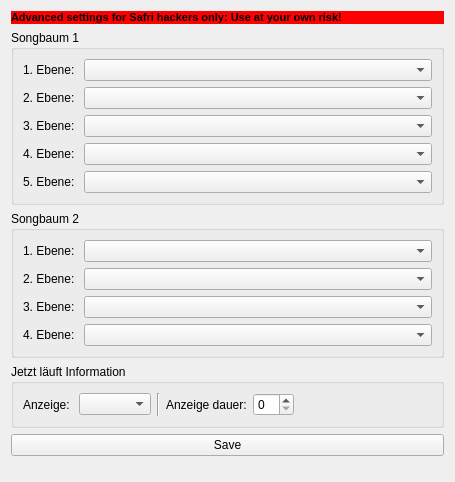
Old version of the form src/viewsmw.ui in the repository safri-framework/safri-player.
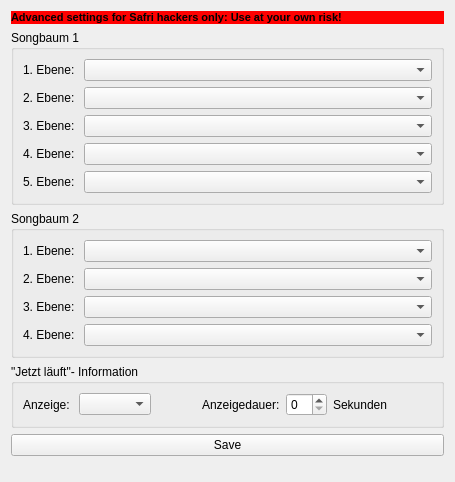
New version of the form.

Diff of the .ui file:
```diff
--- a/src/viewsmw.ui
+++ b/src/viewsmw.ui
@@ -188,7 +188,7 @@
    <item>
     <widget class="QGroupBox" name="groupBox_3">
      <property name="title">
-      <string>Jetzt läuft Information</string>
+      <string>&quot;Jetzt läuft&quot;- Information</string>
      </property>
      <layout class="QGridLayout" name="gridLayout">
       <item row="0" column="0">
@@ -207,18 +207,11 @@
       <item row="0" column="3">
        <widget class="QLabel" name="label_12">
         <property name="text">
-         <string>Anzeige dauer:</string>
+         <string>Anzeigedauer:</string>
         </property>
        </widget>
       </item>
-      <item row="0" column="2">
-       <widget class="Line" name="line">
-        <property name="orientation">
-         <enum>Qt::Vertical</enum>
-        </property>
-       </widget>
-      </item>
-      <item row="0" column="5">
+      <item row="0" column="6">
        <spacer name="horizontalSpacer">
         <property name="orientation">
          <enum>Qt::Horizontal</enum>
@@ -231,6 +224,26 @@
         </property>
        </spacer>
       </item>
+      <item row="0" column="2">
+       <spacer name="horizontalSpacer_2">
+        <property name="orientation">
+         <enum>Qt::Horizontal</enum>
+        </property>
+        <property name="sizeHint" stdset="0">
+         <size>
+          <width>40</width>
+          <height>20</height>
+         </size>
+        </property>
+       </spacer>
+      </item>
+      <item row="0" column="5">
+       <widget class="QLabel" name="label_13">
+        <property name="text">
+         <string>Sekunden</string>
+        </property>
+       </widget>
+      </item>
      </layout>
     </widget>
    </item>
```
